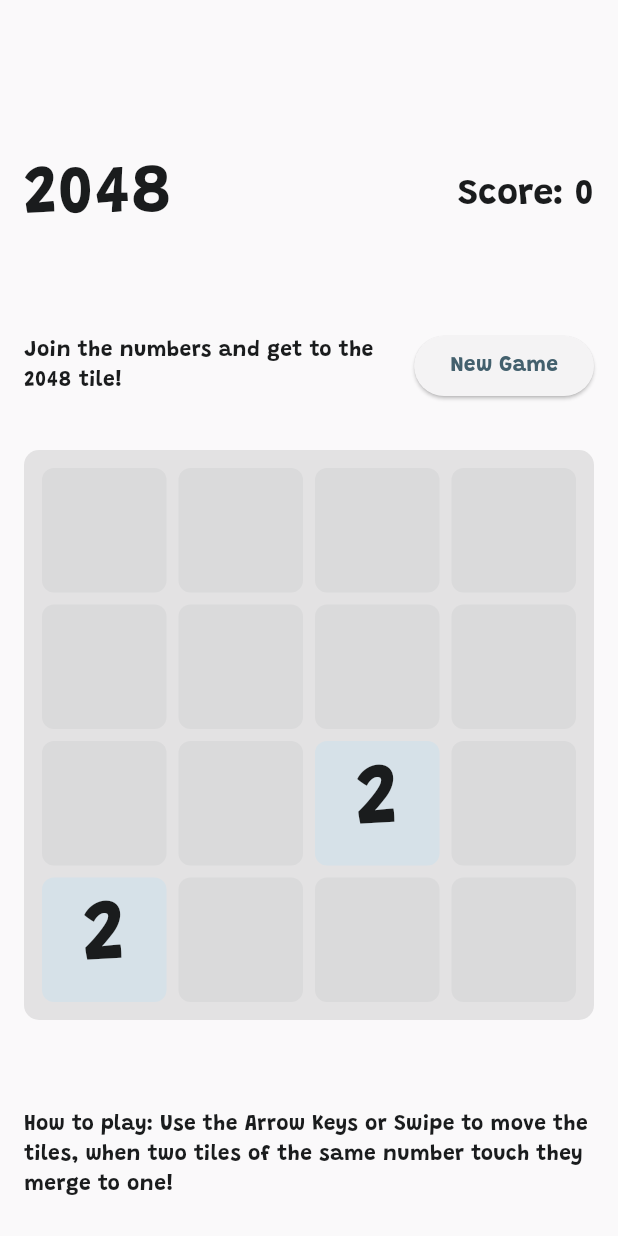
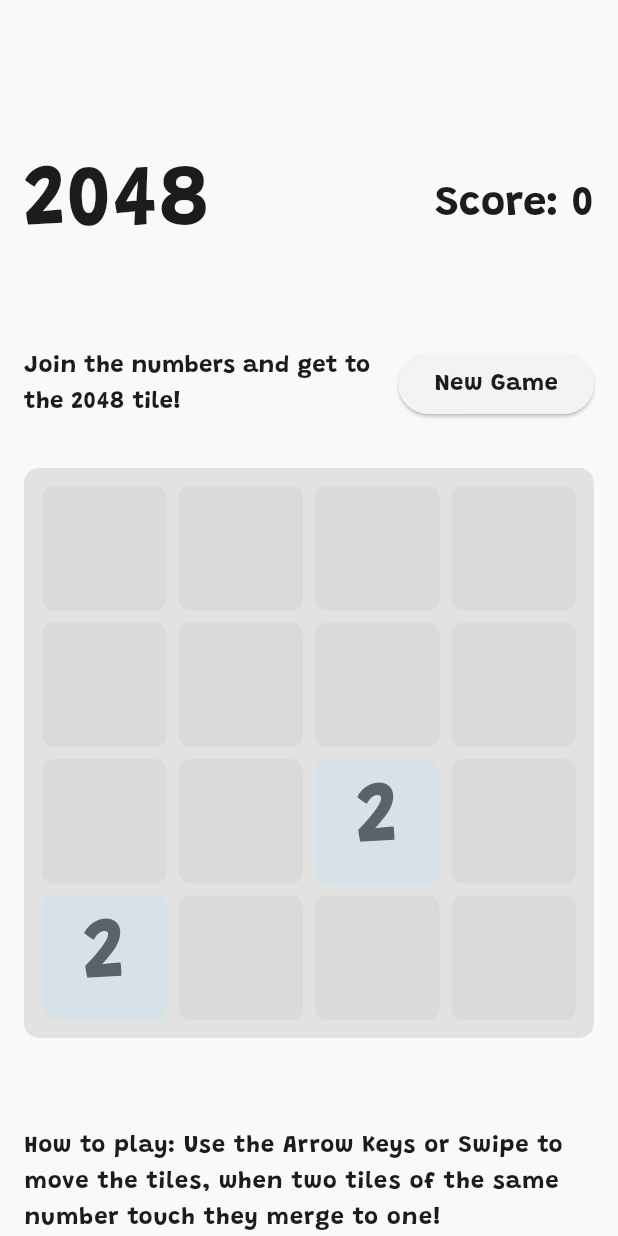
Before and after one commit to clawworks/2048, a Flutter app: the screen it shows after launch, after a tap on "New Game", on a phone screen of 412 x 824 dp. Run offline on Flutter 3.47's test engine with Material 3 defaults, Android fonts, the light colour scheme and no system bars; our stand-ins replace freezed_annotation, hooks_riverpod, riverpod_annotation; generated files the repository leaves out were written again.

Commit message:
Update colors and font sizes

```diff
--- a/lib/game_page.dart
+++ b/lib/game_page.dart
@@ -75,17 +75,17 @@ class TitleBar extends ConsumerWidget {
         children: [
           Text(
             '2048',
-            style: Theme.of(context).textTheme.displayMedium,
+            style: Theme.of(context).textTheme.displayLarge,
           ),
           Row(
             children: [
               Text(
                 'Score: ',
-                style: Theme.of(context).textTheme.headlineSmall,
+                style: Theme.of(context).textTheme.headlineMedium,
               ),
               Text(
                 '${game.score}',
-                style: Theme.of(context).textTheme.headlineSmall,
+                style: Theme.of(context).textTheme.headlineMedium,
               ),
             ],
           ),
@@ -105,13 +105,19 @@ class InstructionsRow extends ConsumerWidget {
       child: Row(
         mainAxisAlignment: MainAxisAlignment.spaceBetween,
         children: [
-          const Flexible(
-              child: Text('Join the numbers and get to the 2048 tile!')),
+          Flexible(
+              child: Text(
+            'Join the numbers and get to the 2048 tile!',
+            style: Theme.of(context).textTheme.titleMedium,
+          )),
           ElevatedButton(
             onPressed: () {
               ref.read(gameProvider.notifier).startNewGame();
             },
-            child: const Text('New Game'),
+            child: Text(
+              'New Game',
+              style: Theme.of(context).textTheme.titleMedium,
+            ),
           ),
         ],
       ),
@@ -245,7 +251,10 @@ class GameGrid extends ConsumerWidget {
                             onPressed: () {
                               ref.read(gameProvider.notifier).startNewGame();
                             },
-                            child: const Text('Try Again!'),
+                            child: Text(
+                              'Try Again!',
+                              style: Theme.of(context).textTheme.titleLarge,
+                            ),
                           ),
                         ],
                       ),
@@ -294,7 +303,9 @@ class Tile extends StatelessWidget {
         return Theme.of(context).colorScheme.surfaceDim;
       } else if (value == 2) {
         return Theme.of(context).colorScheme.secondaryContainer;
+        return Theme.of(context).colorScheme.primaryFixed;
       } else if (value == 4) {
+        return Theme.of(context).colorScheme.primaryFixedDim;
         return Theme.of(context).colorScheme.primaryContainer;
       } else if (value == 8) {
         return Theme.of(context).colorScheme.primary;
@@ -304,8 +315,40 @@ class Tile extends StatelessWidget {
         return Theme.of(context).colorScheme.tertiaryContainer;
       } else if (value == 64) {
         return Theme.of(context).colorScheme.tertiary;
+      } else if (value == 128) {
+        // TODO
+        return Theme.of(context).colorScheme.tertiary;
+      } else if (value == 256) {
+        // TODO
+        return Theme.of(context).colorScheme.tertiary;
+      } else if (value == 512) {
+        // TODO
+        return Theme.of(context).colorScheme.tertiary;
+      } else if (value == 2048) {
+        // TODO
+        return Theme.of(context).colorScheme.tertiary;
       } else {
         return Theme.of(context).colorScheme.surfaceDim;
+      }
+    }
+
+    Color textColor(int? value) {
+      if (value == null) {
+        return Theme.of(context).colorScheme.onSurfaceVariant;
+      } else if (value == 2) {
+        return Theme.of(context).colorScheme.onSecondaryContainer;
+      } else if (value == 4) {
+        return Theme.of(context).colorScheme.onPrimaryContainer;
+      } else if (value == 8) {
+        return Theme.of(context).colorScheme.onPrimary;
+      } else if (value == 16) {
+        return Theme.of(context).colorScheme.onSecondary;
+      } else if (value == 32) {
+        return Theme.of(context).colorScheme.onTertiaryContainer;
+      } else if (value == 64) {
+        return Theme.of(context).colorScheme.onTertiary;
+      } else {
+        return Theme.of(context).colorScheme.onSurfaceVariant;
       }
     }
 
@@ -326,7 +369,10 @@ class Tile extends StatelessWidget {
               if (value != null)
                 Text(
                   '$value',
-                  style: Theme.of(context).textTheme.displayLarge,
+                  style: Theme.of(context)
+                      .textTheme
+                      .displayLarge
+                      ?.copyWith(color: textColor(value)),
                 ),
             ],
           ),
@@ -341,11 +387,12 @@ class Rules extends StatelessWidget {
 
   @override
   Widget build(BuildContext context) {
-    return const Row(
+    return Row(
       children: [
         Flexible(
           child: Text(
             'How to play: Use the Arrow Keys or Swipe to move the tiles, when two tiles of the same number touch they merge to one!',
+            style: Theme.of(context).textTheme.bodyLarge,
           ),
         ),
       ],
```
